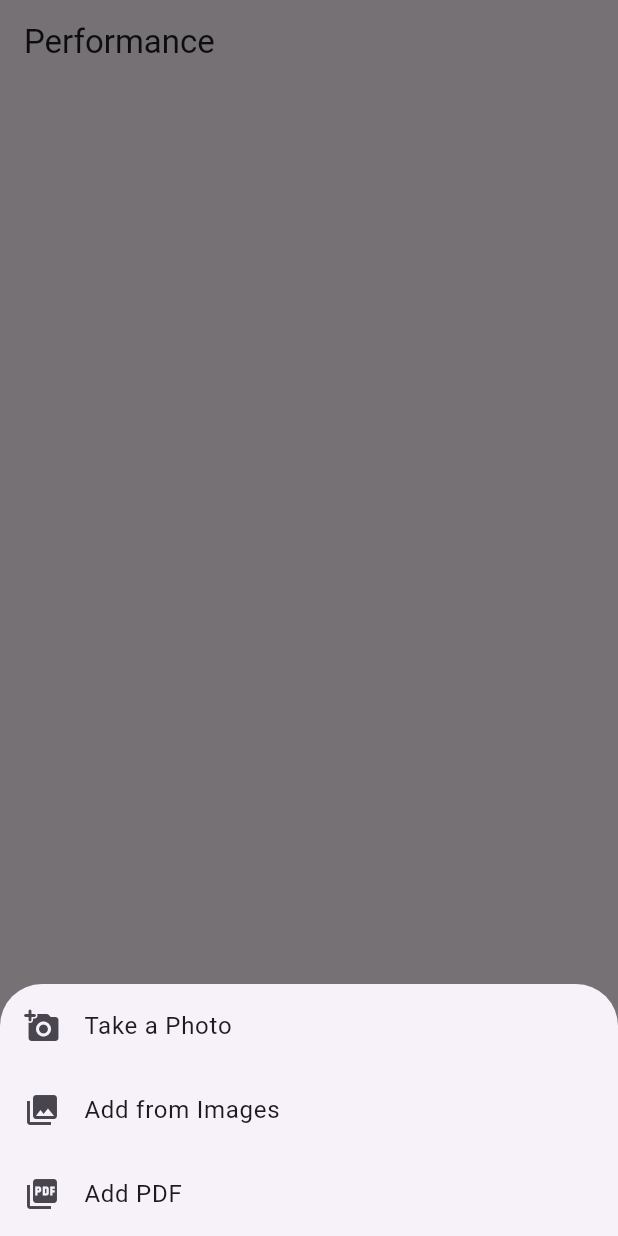
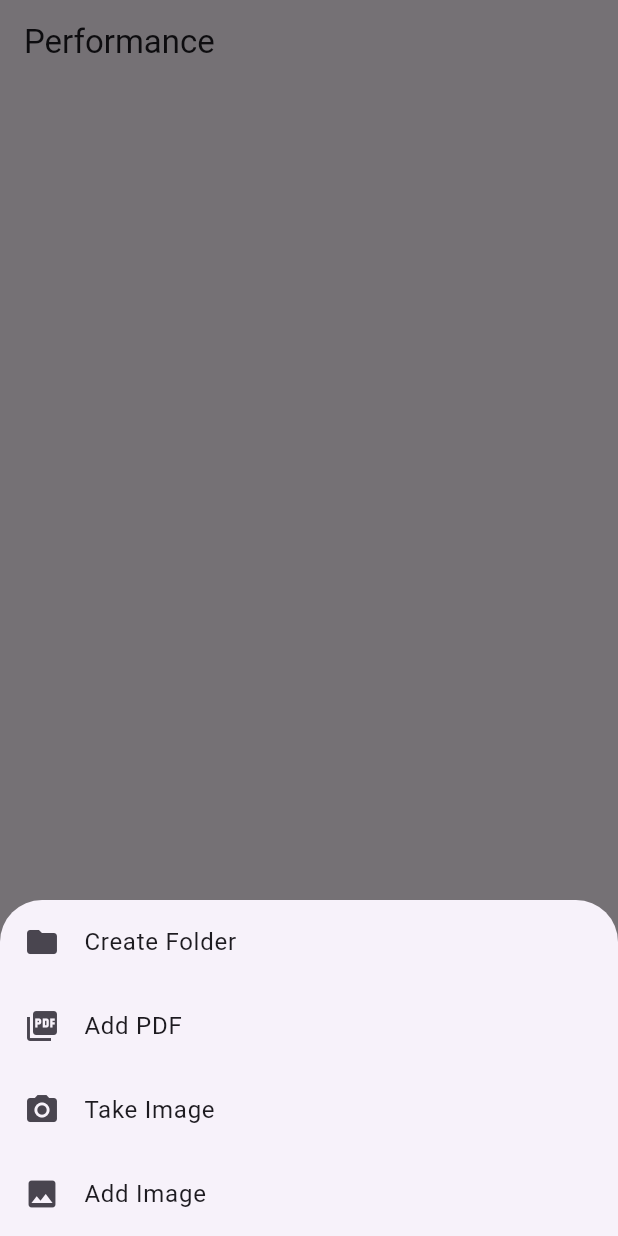
Before and after one commit to diadiana3315/music_app, a Flutter app: the screen it shows after launch, item 2 of the bottom bar chosen, after a tap on the "add" icon, on a phone screen of 412 x 824 dp. Run offline on Flutter 3.47's test engine with Material 3 defaults, Android fonts, the phone set to English and light mode, and no system bars.

Commit message:
add folder

```diff
--- a/lib/main.dart
+++ b/lib/main.dart
@@ -1,87 +1,29 @@
 import 'package:flutter/material.dart';
-import 'package:music_app/views/home_screen.dart';
-import 'package:music_app/views/library_screen.dart';
+import 'package:music_app/utils/library_model.dart';
 import 'package:music_app/widgets/bottom_nav_bar.dart';
+import 'package:provider/provider.dart';  // Import provider
+import 'views/library_screen.dart';
+import 'views/home_screen.dart';
+import 'views/profile_screen.dart';
 
 void main() {
-  runApp(const MyApp());
+  runApp(
+    ChangeNotifierProvider(
+      create: (context) => LibraryModel(), // Provide LibraryModel to the app
+      child: MyApp(),
+    ),
+  );
 }
 
 class MyApp extends StatelessWidget {
-  const MyApp({super.key});
-
   @override
   Widget build(BuildContext context) {
     return MaterialApp(
-      debugShowCheckedModeBanner: false,
+      title: 'Music App',
+      theme: ThemeData(
+        primarySwatch: Colors.blue,
+      ),
       home: CustomBottomNavBar(),
-      // routes: {
-      //   '/home': (context) => const HomeScreen(),
-      //   '/library': (context) => const LibraryScreen(),
-      // },
     );
   }
 }
-//
-// class MyApp extends StatelessWidget {
-//   const MyApp({super.key});
-//
-//   @override
-//   Widget build(BuildContext context) {
-//     return MaterialApp(
-//       title: 'Flutter Demo',
-//       theme: ThemeData(
-//         colorScheme: ColorScheme.fromSeed(seedColor: Colors.deepPurple),
-//         useMaterial3: true,
-//       ),
-//       home: const MyHomePage(title: 'Flutter Demo Home Page'),
-//     );
-//   }
-// }
-//
-// class MyHomePage extends StatefulWidget {
-//   const MyHomePage({super.key, required this.title});
-//   final String title;
-//
-//   @override
-//   State<MyHomePage> createState() => _MyHomePageState();
-// }
-//
-// class _MyHomePageState extends State<MyHomePage> {
-//   int _counter = 0;
-//
-//   void _incrementCounter() {
-//     setState(() {
-//       _counter++;
-//     });
-//   }
-//
-//   @override
-//   Widget build(BuildContext context) {
-//     return Scaffold(
-//       appBar: AppBar(
-//         backgroundColor: Theme.of(context).colorScheme.inversePrimary,
-//         title: Text(widget.title),
-//       ),
-//       body: Center(
-//         child: Column(
-//           mainAxisAlignment: MainAxisAlignment.center,
-//           children: <Widget>[
-//             const Text(
-//               'You have pushed the button this many times:',
-//             ),
-//             Text(
-//               '$_counter',
-//               style: Theme.of(context).textTheme.headlineMedium,
-//             ),
-//           ],
-//         ),
-//       ),
-//       floatingActionButton: FloatingActionButton(
-//         onPressed: _incrementCounter,
-//         tooltip: 'Increment',
-//         child: const Icon(Icons.add),
-//       ),
-//     );
-//   }
-// }
--- /dev/null
+++ b/lib/utils/library_model.dart
@@ -0,0 +1,12 @@
+import 'package:flutter/material.dart';
+
+class LibraryModel extends ChangeNotifier {
+  List<String> _folders = [];
+
+  List<String> get folders => _folders;
+
+  void addFolder(String folderName) {
+    _folders.add(folderName);
+    notifyListeners();
+  }
+}
--- a/lib/views/home_screen.dart
+++ b/lib/views/home_screen.dart
@@ -1,5 +1,4 @@
 import 'package:flutter/material.dart';
-import 'package:music_app/views/library_screen.dart';
 
 class HomeScreen extends StatelessWidget {
   const HomeScreen({super.key});
@@ -7,7 +6,7 @@ class HomeScreen extends StatelessWidget {
   @override
   Widget build(BuildContext context) {
     return Scaffold(
-      appBar: AppBar(title: Text("Home")),
+      appBar: AppBar(title: const Text("Home")),
     );
     //   body: Center(
     //     child: ElevatedButton(
--- a/lib/views/library_screen.dart
+++ b/lib/views/library_screen.dart
@@ -1,43 +1,47 @@
 import 'package:flutter/material.dart';
-import '../widgets/add_button_functions.dart'; //
+import 'package:provider/provider.dart';  // Import provider
+import '../utils/library_model.dart';    // Import the model
 
-class LibraryScreen extends StatefulWidget {
-  final Function(String) onAddFolder;
+class LibraryScreen extends StatelessWidget {
+  @override
+  Widget build(BuildContext context) {
+    final libraryModel = Provider.of<LibraryModel>(context);  // Access the state
 
-
-  const LibraryScreen({Key? key, required this.onAddFolder}) : super(key: key);
-
-  @override
-  LibraryScreenState createState() => LibraryScreenState();
+    return Scaffold(
+      appBar: AppBar(title: Text('Library')),
+      body: ListView.builder(
+        itemCount: libraryModel.folders.length,
+        itemBuilder: (context, index) {
+          return ListTile(
+            leading: Icon(Icons.folder),
+            title: Text(libraryModel.folders[index]),
+            onTap: () {
+              Navigator.push(
+                context,
+                MaterialPageRoute(
+                  builder: (context) => FolderScreen(folderName: libraryModel.folders[index]),
+                ),
+              );
+            },
+          );
+        },
+      ),
+    );
+  }
 }
 
-class LibraryScreenState extends State<LibraryScreen> {
-  List<String> folders = []; // List to hold folder names
+class FolderScreen extends StatelessWidget {
+  final String folderName;
 
-  void addFolder(String folderName) {
-    if (folderName.isNotEmpty) {
-      setState(() {
-        folders.add(folderName); // Update the folder list
-      });
-    }
-  }
+  const FolderScreen({Key? key, required this.folderName}) : super(key: key);
 
   @override
   Widget build(BuildContext context) {
     return Scaffold(
-      appBar: AppBar(title: Text('Library')),
-      body: ListView.builder(
-        itemCount: folders.length,
-        itemBuilder: (context, index) {
-          return ListTile(title: Text(folders[index])); // Display folder names
-        },
+      appBar: AppBar(title: Text(folderName)),
+      body: Center(
+        child: Text('Welcome to the folder: $folderName'),
       ),
     );
   }
-  // // Method to add a folder
-  // void addFolder(String folderName) {
-  //   setState(() {
-  //     folders.add(folderName); // Update the folder list
-  //   });
-  // }
 }
--- a/lib/views/performance_mode.dart
+++ b/lib/views/performance_mode.dart
@@ -7,7 +7,7 @@ class PerformanceScreen extends StatelessWidget {
   Widget build(BuildContext context) {
     return Scaffold(
       appBar: AppBar(
-        title: Text("Performance"),
+        title: const Text("Performance"),
 
       ),
     );
--- a/lib/views/profile_screen.dart
+++ b/lib/views/profile_screen.dart
@@ -7,7 +7,7 @@ class ProfileScreen extends StatelessWidget {
   Widget build(BuildContext context) {
     return Scaffold(
       appBar: AppBar(
-        title: Text("Profile"),
+        title: const Text("Profile"),
 
       ),
     );
--- a/lib/widgets/bottom_nav_bar.dart
+++ b/lib/widgets/bottom_nav_bar.dart
@@ -1,13 +1,14 @@
 import 'package:flutter/material.dart';
-import 'package:music_app/views/home_screen.dart';
+import 'package:provider/provider.dart';
+
+import '../utils/library_model.dart';
+import '../views/home_screen.dart';
 import '../views/library_screen.dart';
 import '../views/performance_mode.dart';
 import '../views/profile_screen.dart';
 import 'add_button_functions.dart';
 
 class CustomBottomNavBar extends StatefulWidget {
-  const CustomBottomNavBar({super.key});
-
   @override
   _CustomBottomNavBarState createState() => _CustomBottomNavBarState();
 }
@@ -15,9 +16,8 @@ class CustomBottomNavBar extends StatefulWidget {
 class _CustomBottomNavBarState extends State<CustomBottomNavBar> {
   int _currentIndex = 0;
 
-
   final List<Widget> _screens = [
-    LibraryScreen(onAddFolder: (String ) {  },),
+    LibraryScreen(),
     PerformanceScreen(),
     Container(),
     HomeScreen(),
@@ -25,89 +25,52 @@ class _CustomBottomNavBarState extends State<CustomBottomNavBar> {
   ];
 
   void _onItemTapped(int index) {
-    if (index == 2) {
-      _showAddOptions(context);
-    } else {
     setState(() {
       _currentIndex = index;
     });
   }
-  }
 
-  void _showAddOptions (BuildContext context) {
-    if (_currentIndex == 0) {
+
+    void _showAddOptionsModal(BuildContext context) {
+      final libraryModel = Provider.of<LibraryModel>(context, listen: false);
+
       showModalBottomSheet(
         context: context,
         builder: (BuildContext context) {
           return Wrap(
-            children: [
+            children: <Widget>[
               ListTile(
-                leading: Icon(Icons.create_new_folder),
-                title: Text('Add Folder'),
+                leading: Icon(Icons.folder),
+                title: Text('Create Folder'),
                 onTap: () {
-                  // TO DO
+                  Navigator.of(context).pop(); // Close modal
                   AddFunctions.addFolder(context, (folderName) {
-
+                    libraryModel.addFolder(folderName);
                   });
-                  Navigator.pop(context);
-                },
-              ),
-              ListTile(
-                leading: Icon(Icons.add_a_photo_rounded),
-                title: Text('Take a Photo'),
-                onTap: () {
-                  AddFunctions.takePhoto(context);
-                  Navigator.pop(context);
-                },
-              ),
-              ListTile(
-                leading: Icon(Icons.photo_library),
-                title: Text('Add from Images'),
-                onTap: () {
-                  AddFunctions.addFromImages(context);
-                  Navigator.pop(context);
                 },
               ),
               ListTile(
                 leading: Icon(Icons.picture_as_pdf),
                 title: Text('Add PDF'),
                 onTap: () {
-                  AddFunctions.addPDF(context);
-                  Navigator.pop(context);
-                },
-              ),
-            ],
-          );
-        },
-      );
-    } else {
-      showModalBottomSheet(
-        context: context,
-        builder: (BuildContext context) {
-          return Wrap(
-            children: [
-              ListTile(
-                leading: Icon(Icons.add_a_photo_rounded),
-                title: Text('Take a Photo'),
-                onTap: () {
-                  AddFunctions.takePhoto(context);
-                  Navigator.pop(context);
+                  Navigator.of(context).pop(); // Close modal
+                  // Implement Add PDF logic
                 },
               ),
               ListTile(
-                leading: Icon(Icons.photo_library),
-                title: Text('Add from Images'),
+                leading: Icon(Icons.camera_alt),
+                title: Text('Take Image'),
                 onTap: () {
-                  AddFunctions.addFromImages(context);
-                  Navigator.pop(context);
+                  Navigator.of(context).pop(); // Close modal
+                  // Implement Take Image logic
                 },
               ),
               ListTile(
-                leading: Icon(Icons.picture_as_pdf),
-                title: Text('Add PDF'),
+                leading: Icon(Icons.photo),
+                title: Text('Add Image'),
                 onTap: () {
-                  AddFunctions.addPDF(context);
-                  Navigator.pop(context);
+                  Navigator.of(context).pop(); // Close modal
+                  // Implement Add Image logic
                 },
               ),
             ],
@@ -115,13 +78,15 @@ class _CustomBottomNavBarState extends State<CustomBottomNavBar> {
         },
       );
     }
-  }
-
     @override
     Widget build(BuildContext context) {
       return Scaffold(
         body: _screens[_currentIndex],
         bottomNavigationBar: BottomNavigationBar(
+          currentIndex: _currentIndex,
+          onTap: _onItemTapped,
+          selectedItemColor: Colors.blue,
+          unselectedItemColor: Colors.grey,
           type: BottomNavigationBarType.fixed,
           items: const [
             BottomNavigationBarItem(
@@ -145,18 +110,16 @@ class _CustomBottomNavBarState extends State<CustomBottomNavBar> {
               label: "Profile",
             ),
           ],
-        currentIndex: _currentIndex,
-        selectedItemColor: Colors.blue,
-        unselectedItemColor: Colors.grey,
-        onTap: _onItemTapped,
         ),
         floatingActionButton: FloatingActionButton(
           onPressed: () {
-      _showAddOptions(context); // Show add options
+            // _onItemTapped(2); // Show the add options dialog
+            _showAddOptionsModal(
+                context); // Show the modal when the + button is pressed
           },
           child: Icon(Icons.add),
         ),
-      floatingActionButtonLocation: FloatingActionButtonLocation.centerDocked, // Center docked
+        floatingActionButtonLocation: FloatingActionButtonLocation.centerDocked,
       );
     }
   }
--- a/pubspec.yaml
+++ b/pubspec.yaml
@@ -30,6 +30,7 @@ environment:
 dependencies:
   flutter:
     sdk: flutter
+  provider: ^6.0.0
 
 
   # The following adds the Cupertino Icons font to your application.
```
Also changed, not shown: lib/widgets/add_button_functions.dart (+10 -29 lines), pubspec.lock. Lines whose indentation alone changed are shown as unchanged.
